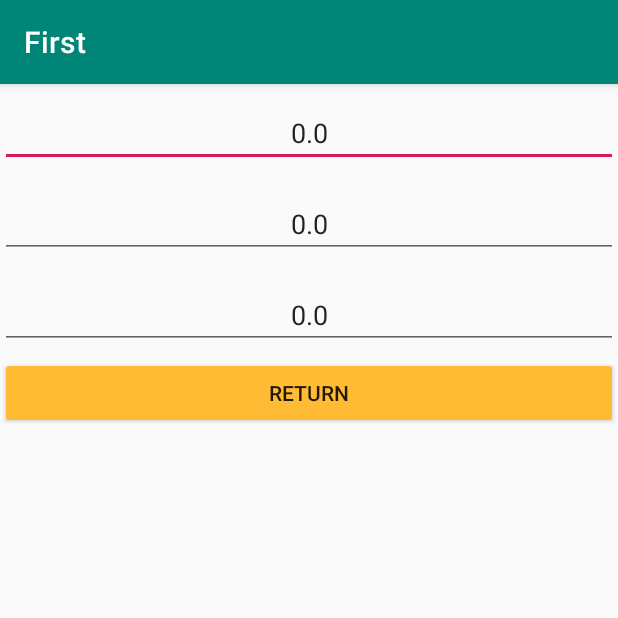
After one commit to xiaoming1345/First, an Android app: the Modifyrate screen opened directly, with no data from a screen before it, on a phone screen of 412 x 824 dp, the top half of it. The commit adds this screen. Run offline under Robolectric (Android 15) with nearby library versions, the phone set to English and light mode, and no system bars.

Commit message:
修改汇率、设置菜单

```diff
--- /dev/null
+++ b/app/src/main/java/cn/edu/swufe/first/Modifyrate.java
@@ -0,0 +1,68 @@
+package cn.edu.swufe.first;
+
+import android.content.Intent;
+import android.os.Bundle;
+import android.support.v7.app.AppCompatActivity;
+import android.util.Log;
+import android.view.View;
+import android.widget.EditText;
+import android.widget.TextView;
+
+public class Modifyrate extends AppCompatActivity {
+
+    public final String TAG = "Modifyrate";
+
+    TextView btn;
+
+    EditText dollarText;
+    EditText euroText;
+    EditText wonText;
+
+    @Override
+    protected void onCreate(Bundle savedInstanceState) {
+        super.onCreate(savedInstanceState);
+        setContentView(R.layout.activity_modifyrate);
+
+        Intent i = getIntent();
+        float dollar2=i.getFloatExtra("dollar_rate_key",0.0f);
+        float euro2=i.getFloatExtra("euro_rate_key",0.0f);
+        float won2=i.getFloatExtra("won_rate_key",0.0f);
+
+        Log.i(TAG,"onCreate:dollar2="+dollar2);
+        Log.i(TAG,"onCreate:euro2="+euro2);
+        Log.i(TAG,"onCreate:won2="+won2);
+
+        dollarText = (EditText)findViewById(R.id.dollar);
+        euroText = (EditText)findViewById(R.id.euro);
+        wonText = (EditText)findViewById(R.id.won);
+
+        dollarText.setText(String.valueOf(dollar2));
+        euroText.setText(String.valueOf(euro2));
+        wonText.setText(String.valueOf(won2));
+
+    }
+    public void save(View btn){
+        Log.i(TAG,"save：获取到新的值");
+        //获取新的输入数据
+        float newDollar = Float.parseFloat(dollarText.getText().toString());
+        float newEuro = Float.parseFloat(euroText.getText().toString());
+        float newWon = Float.parseFloat(wonText.getText().toString());
+
+        Log.i(TAG,"save：获取到新的值");
+        Log.i(TAG,"onCreate:dollar2="+newDollar);
+        Log.i(TAG,"onCreate:euro2="+newEuro);
+        Log.i(TAG,"onCreate:won2="+newWon);
+
+        //保存到Bundle
+        Intent intent = getIntent();
+        Bundle bdl = new Bundle();
+        bdl.putFloat("key_dollar",newDollar);
+        bdl.putFloat("key_euro",newEuro);
+        bdl.putFloat("key_won",newWon);
+        intent.putExtras(bdl);
+        setResult(2,intent);
+
+        //返回到调用页面
+        finish();
+    }
+}
--- /dev/null
+++ b/app/src/main/res/layout/activity_modifyrate.xml
@@ -0,0 +1,46 @@
+<?xml version="1.0" encoding="utf-8"?>
+<LinearLayout xmlns:android="http://schemas.android.com/apk/res/android"
+    xmlns:app="http://schemas.android.com/apk/res-auto"
+    xmlns:tools="http://schemas.android.com/tools"
+    android:layout_width="match_parent"
+    android:layout_height="match_parent"
+    tools:context=".Modifyrate"
+    android:orientation="vertical">
+
+    <EditText
+        android:layout_width="match_parent"
+        android:layout_height="wrap_content"
+        android:id="@+id/dollar"
+        android:hint="@string/rate_dollar"
+        android:gravity="center"
+        android:layout_marginTop="10dp"
+        android:layout_marginBottom="5dp"
+        android:inputType="numberDecimal"/>
+
+    <EditText
+        android:layout_width="match_parent"
+        android:layout_height="wrap_content"
+        android:id="@+id/euro"
+        android:hint="@string/rate_euro"
+        android:gravity="center"
+        android:layout_marginTop="10dp"
+        android:layout_marginBottom="5dp"
+        android:inputType="numberDecimal"/>
+
+    <EditText
+        android:layout_width="match_parent"
+        android:layout_height="wrap_content"
+        android:id="@+id/won"
+        android:hint="@string/rate_won"
+        android:gravity="center"
+        android:layout_marginTop="10dp"
+        android:layout_marginBottom="5dp"
+        android:inputType="numberDecimal"/>
+    <Button
+        android:layout_width="match_parent"
+        android:layout_height="wrap_content"
+        android:id="@+id/btn_return"
+        android:text="@string/btn_return_label"
+        android:onClick="save"/>
+
+</LinearLayout>
--- a/app/src/main/res/layout/activity_rate.xml
+++ b/app/src/main/res/layout/activity_rate.xml
@@ -45,6 +45,7 @@
         android:onClick="openOne"
         android:text="@string/btn_int"
         android:layout_width="match_parent"
-        android:layout_height="wrap_content" />
+        android:layout_height="wrap_content"
+        android:layout_marginTop="24dp"/>
 
 </LinearLayout>
--- a/app/src/main/res/values/strings.xml
+++ b/app/src/main/res/values/strings.xml
@@ -10,5 +10,10 @@
     <string name="btn_euro_label" tools:ignore="MissingTranslation">Euro</string>
     <string name="btn_won_label" tools:ignore="MissingTranslation">Won</string>
     <string name="rmb_hint" tools:ignore="MissingTranslation">Input RMB</string>
-    <string name="btn_int" tools:ignore="MissingTranslation">计分</string>
+    <string name="btn_int" tools:ignore="MissingTranslation">modify</string>
+    <string name="rate_dollar" tools:ignore="MissingTranslation">dollar</string>
+    <string name="rate_euro" tools:ignore="MissingTranslation">euro</string>
+    <string name="rate_won" tools:ignore="MissingTranslation">won</string>
+    <string name="btn_return_label" tools:ignore="MissingTranslation">return</string>
+    <string name="btn_set_label" tools:ignore="MissingTranslation">setting</string>
 </resources>
```
Also changed, not shown: app/src/main/AndroidManifest.xml (+3 -9 lines), app/src/main/java/cn/edu/swufe/first/RateActivity.java (+58 -5 lines), app/src/main/res/menu/rate.xml (added, +10 -0 lines), app/src/main/res/mipmap-xxhdpi/settings.png (added).
